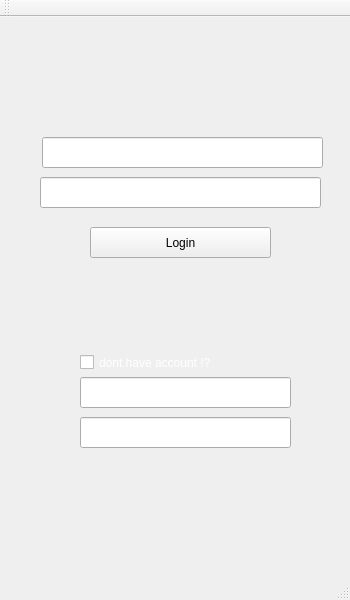
Before: the Qt Designer form mainwindow.ui in Nimamms/Final_pishrafte_project, drawn with Qt 5.
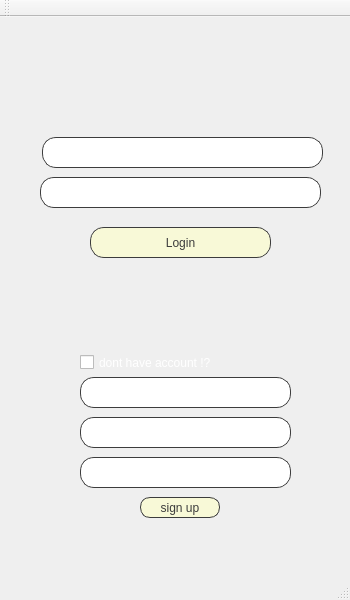
After: the same form once the commit is applied. Icons and pictures are not drawn.

Commit message: 1-Login page completed(connected with db) 2-tasks class make

What changed in the file:
```diff
--- a/mainwindow.ui
+++ b/mainwindow.ui
@@ -44,6 +44,13 @@
       <height>31</height>
      </rect>
     </property>
+    <property name="styleSheet">
+     <string notr="true">font: 75 10pt &quot;MRT_Thameen DemiBold&quot;;
+color: rgb(60, 60, 60); 
+                                     background-color: #FFFFFF; 
+                                     border: 1px solid rgb(60, 60, 60);
+                                     border-radius: 14px;</string>
+    </property>
    </widget>
    <widget class="QLineEdit" name="LE_password">
     <property name="geometry">
@@ -54,6 +61,13 @@
       <height>31</height>
      </rect>
     </property>
+    <property name="styleSheet">
+     <string notr="true">font: 75 10pt &quot;MRT_Thameen DemiBold&quot;;
+color: rgb(60, 60, 60); 
+                                     background-color: #FFFFFF; 
+                                     border: 1px solid rgb(60, 60, 60);
+                                     border-radius: 14px;</string>
+    </property>
    </widget>
    <widget class="QPushButton" name="PB_login">
     <property name="geometry">
@@ -64,6 +78,13 @@
       <height>31</height>
      </rect>
     </property>
+    <property name="styleSheet">
+     <string notr="true">font: 75 14pt &quot;MRT_Thameen DemiBold&quot;;
+color: rgb(60, 60, 60); 
+                                     background-color: #F8F9D7; 
+                                     border: 1px solid rgb(60, 60, 60);
+                                     border-radius: 14px;</string>
+    </property>
     <property name="text">
      <string>Login</string>
     </property>
@@ -72,20 +93,88 @@
     <property name="geometry">
      <rect>
       <x>80</x>
-      <y>360</y>
-      <width>211</width>
-      <height>31</height>
-     </rect>
-    </property>
-   </widget>
-   <widget class="QLineEdit" name="LE_signup_password">
-    <property name="geometry">
-     <rect>
-      <x>80</x>
       <y>400</y>
       <width>211</width>
       <height>31</height>
      </rect>
+    </property>
+    <property name="styleSheet">
+     <string notr="true">font: 75 10pt &quot;MRT_Thameen DemiBold&quot;;
+color: rgb(60, 60, 60); 
+                                     background-color: #FFFFFF; 
+                                     border: 1px solid rgb(60, 60, 60);
+                                     border-radius: 14px;</string>
+    </property>
+   </widget>
+   <widget class="QLineEdit" name="LE_signup_password">
+    <property name="geometry">
+     <rect>
+      <x>80</x>
+      <y>440</y>
+      <width>211</width>
+      <height>31</height>
+     </rect>
+    </property>
+    <property name="styleSheet">
+     <string notr="true">font: 75 10pt &quot;MRT_Thameen DemiBold&quot;;
+color: rgb(60, 60, 60); 
+                                     background-color: #FFFFFF; 
+                                     border: 1px solid rgb(60, 60, 60);
+                                     border-radius: 14px;</string>
+    </property>
+   </widget>
+   <widget class="QPushButton" name="PB_sign_up">
+    <property name="geometry">
+     <rect>
+      <x>140</x>
+      <y>480</y>
+      <width>80</width>
+      <height>21</height>
+     </rect>
+    </property>
+    <property name="styleSheet">
+     <string notr="true">font: 75 12pt &quot;MRT_Thameen DemiBold&quot;;
+color: rgb(60, 60, 60); 
+                                     background-color: #F8F9D7; 
+                                     border: 1px solid rgb(60, 60, 60);
+                                     border-radius: 10px;</string>
+    </property>
+    <property name="text">
+     <string>sign up</string>
+    </property>
+   </widget>
+   <widget class="QLineEdit" name="LE_signup_name">
+    <property name="geometry">
+     <rect>
+      <x>80</x>
+      <y>360</y>
+      <width>211</width>
+      <height>31</height>
+     </rect>
+    </property>
+    <property name="styleSheet">
+     <string notr="true">font: 75 10pt &quot;MRT_Thameen DemiBold&quot;;
+color: rgb(60, 60, 60); 
+                                     background-color: #FFFFFF; 
+                                     border: 1px solid rgb(60, 60, 60);
+                                     border-radius: 14px;</string>
+    </property>
+   </widget>
+   <widget class="QLabel" name="LA_error_login">
+    <property name="geometry">
+     <rect>
+      <x>50</x>
+      <y>90</y>
+      <width>121</width>
+      <height>31</height>
+     </rect>
+    </property>
+    <property name="styleSheet">
+     <string notr="true">color :rgb(255, 0, 0) ;
+font: 10pt &quot;MS Shell Dlg 2&quot;;</string>
+    </property>
+    <property name="text">
+     <string/>
     </property>
    </widget>
   </widget>
```
The commit also changes 11 other files.
